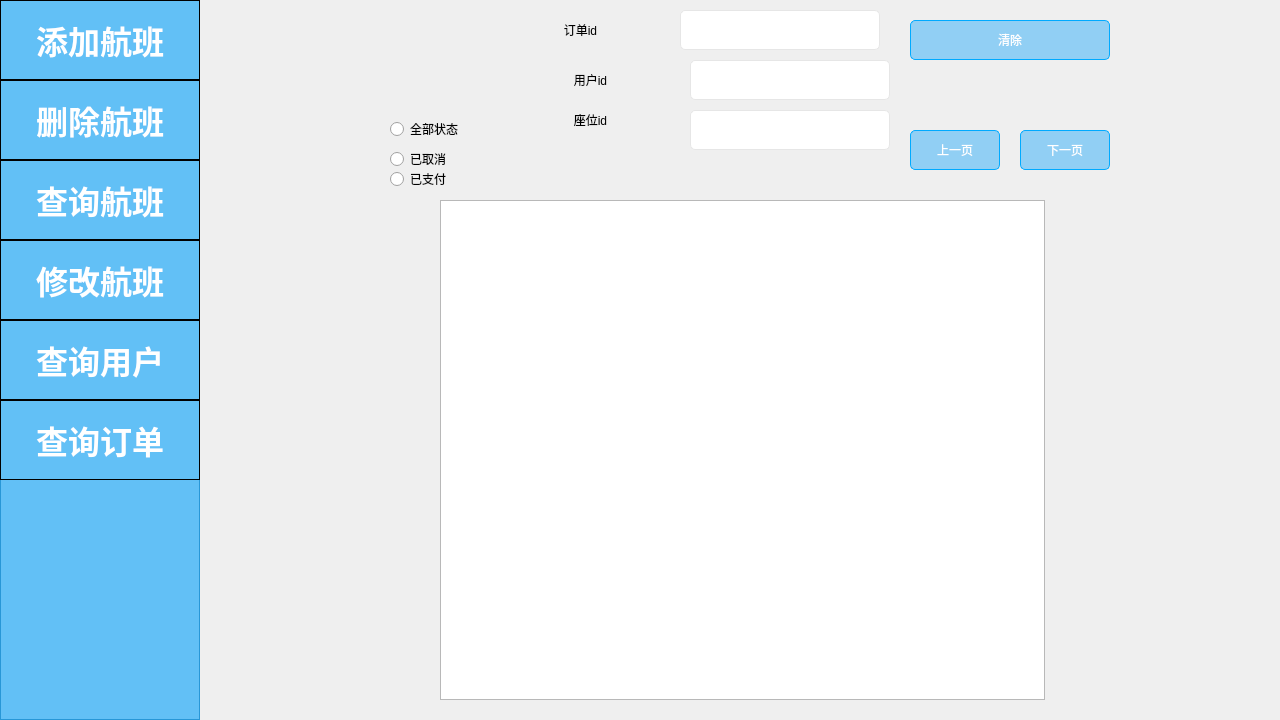
Above: Pro1 mk34/admin_form.ui from KamChiHei/330 before the change. Below: the same form after it.
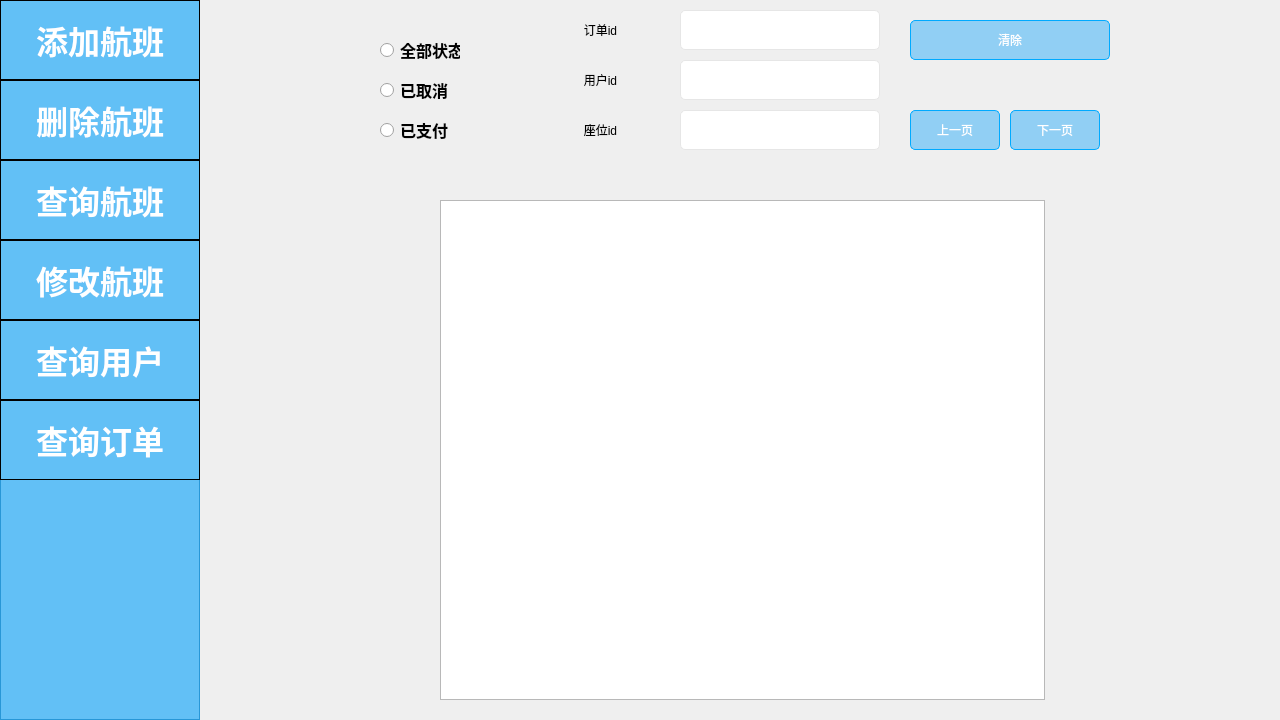
That is the form after the change. The open tabs and pages were chosen to show the change. Icons and pictures are not drawn.

```diff
--- a/Pro1 mk34/admin_form.ui
+++ b/Pro1 mk34/admin_form.ui
@@ -1500,7 +1500,7 @@
      <widget class="QLabel" name="label_59">
       <property name="geometry">
        <rect>
-        <x>300</x>
+        <x>320</x>
         <y>10</y>
         <width>161</width>
         <height>40</height>
@@ -1519,7 +1519,7 @@
      <widget class="QLineEdit" name="lineEdit_userid">
       <property name="geometry">
        <rect>
-        <x>490</x>
+        <x>480</x>
         <y>60</y>
         <width>200</width>
         <height>40</height>
@@ -1537,7 +1537,7 @@
      <widget class="QLabel" name="label_60">
       <property name="geometry">
        <rect>
-        <x>310</x>
+        <x>320</x>
         <y>60</y>
         <width>161</width>
         <height>40</height>
@@ -1556,7 +1556,7 @@
      <widget class="QLineEdit" name="lineEdit_seatid">
       <property name="geometry">
        <rect>
-        <x>490</x>
+        <x>480</x>
         <y>110</y>
         <width>200</width>
         <height>40</height>
@@ -1574,8 +1574,8 @@
      <widget class="QLabel" name="label_61">
       <property name="geometry">
        <rect>
-        <x>310</x>
-        <y>100</y>
+        <x>320</x>
+        <y>110</y>
         <width>161</width>
         <height>40</height>
        </rect>
@@ -1593,12 +1593,19 @@
      <widget class="QRadioButton" name="radioButton_all">
       <property name="geometry">
        <rect>
-        <x>190</x>
-        <y>120</y>
-        <width>73</width>
-        <height>18</height>
+        <x>180</x>
+        <y>30</y>
+        <width>80</width>
+        <height>40</height>
        </rect>
       </property>
+      <property name="font">
+       <font>
+        <family>微软雅黑</family>
+        <pointsize>12</pointsize>
+        <bold>true</bold>
+       </font>
+      </property>
       <property name="text">
        <string>全部状态</string>
       </property>
@@ -1606,12 +1613,19 @@
      <widget class="QRadioButton" name="radioButton_cancel">
       <property name="geometry">
        <rect>
-        <x>190</x>
-        <y>150</y>
-        <width>73</width>
-        <height>18</height>
+        <x>180</x>
+        <y>70</y>
+        <width>80</width>
+        <height>40</height>
        </rect>
       </property>
+      <property name="font">
+       <font>
+        <family>微软雅黑</family>
+        <pointsize>12</pointsize>
+        <bold>true</bold>
+       </font>
+      </property>
       <property name="text">
        <string>已取消</string>
       </property>
@@ -1619,12 +1633,19 @@
      <widget class="QRadioButton" name="radioButton_paid">
       <property name="geometry">
        <rect>
-        <x>190</x>
-        <y>170</y>
-        <width>73</width>
-        <height>18</height>
+        <x>180</x>
+        <y>110</y>
+        <width>80</width>
+        <height>40</height>
        </rect>
       </property>
+      <property name="font">
+       <font>
+        <family>微软雅黑</family>
+        <pointsize>12</pointsize>
+        <bold>true</bold>
+       </font>
+      </property>
       <property name="text">
        <string>已支付</string>
       </property>
@@ -1633,7 +1654,7 @@
       <property name="geometry">
        <rect>
         <x>710</x>
-        <y>130</y>
+        <y>110</y>
         <width>90</width>
         <height>40</height>
        </rect>
@@ -1688,8 +1709,8 @@
      <widget class="QPushButton" name="nextButton_4">
       <property name="geometry">
        <rect>
-        <x>820</x>
-        <y>130</y>
+        <x>810</x>
+        <y>110</y>
         <width>90</width>
         <height>40</height>
        </rect>
```
Left out of the diff: 14 changed lines with no effect on the pictures.
